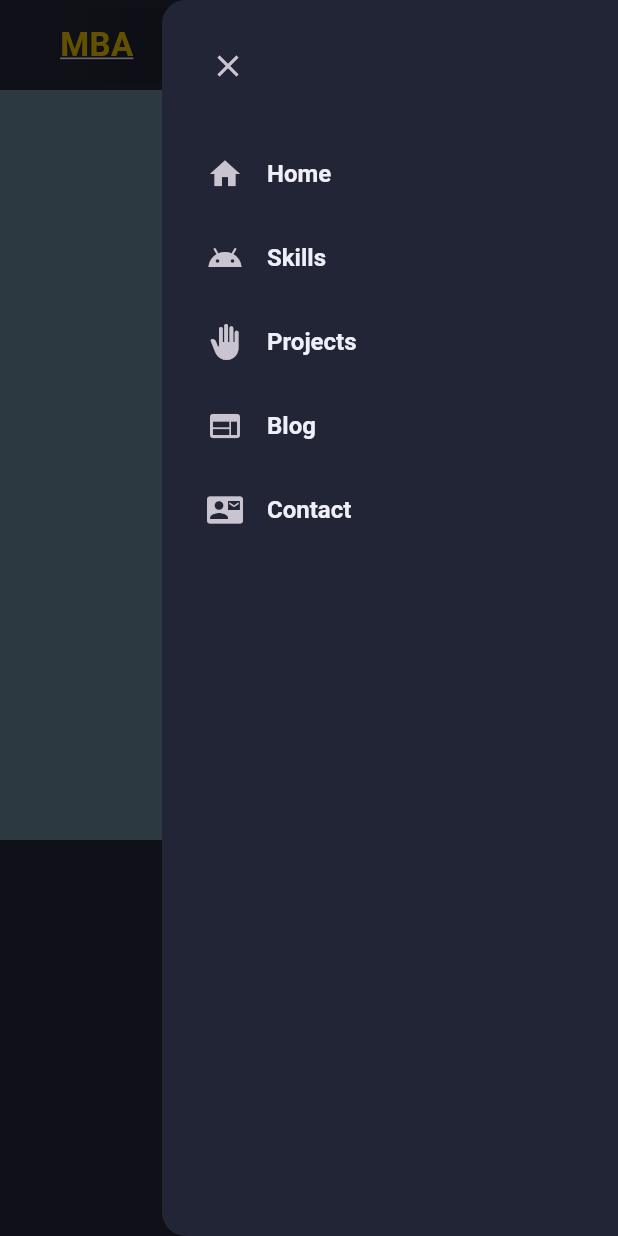
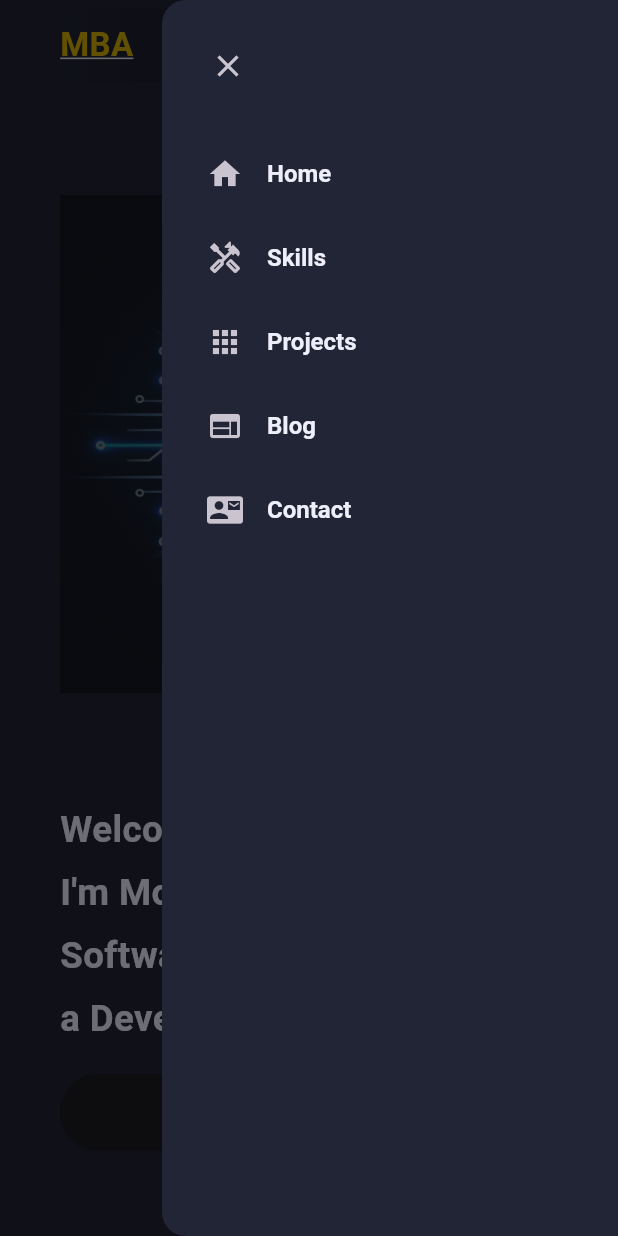
Before and after one commit to MBA-01/Flutter_Portfolio, a Flutter app: the screen it shows after launch, after a tap on the "menu" icon, on a phone screen of 412 x 824 dp. Run offline on Flutter 3.47's test engine with Material 3 defaults, Android fonts, the phone set to English and light mode, and no system bars.

Commit message:
Second Commit

```diff
--- a/lib/constants/nav_items.dart
+++ b/lib/constants/nav_items.dart
@@ -10,8 +10,8 @@ List<String> navTitles =[
 
 List<IconData> navIcons = [
   Icons.home,
-  Icons.android_outlined,
-  Icons.back_hand,
+  Icons.handyman_outlined,
+  Icons.apps,
   Icons.web,
   Icons.quick_contacts_mail,
 ];
--- a/lib/pages/home_page.dart
+++ b/lib/pages/home_page.dart
@@ -3,24 +3,35 @@ import 'package:portfolio/constants/colors.dart';
 import 'package:portfolio/constants/size.dart';
 import 'package:portfolio/widgets/drawer_mobile.dart';
 import 'package:portfolio/widgets/header_mobile.dart';
+import 'package:portfolio/widgets/skills_desktop.dart';
 
 import '../widgets/header_desktop.dart';
-
+import '../widgets/main_desktop.dart';
+import '../widgets/main_mobile.dart';
 
 class HomePage extends StatefulWidget {
   const HomePage({super.key});
-
   @override
   State<HomePage> createState() => _HomePageState();
 }
 
 class _HomePageState extends State<HomePage> {
+
   final scaffoldKey = GlobalKey<ScaffoldState>();
+
   @override
+
   Widget build(BuildContext context) {
+
+    final screenSize = MediaQuery.of(context).size;
+    final screenWidth = screenSize.width;
+    final screenHeight = screenSize.height;
+
     return LayoutBuilder(
       builder: (context, constraints) {
+
         return Scaffold(
+
           key:scaffoldKey,
           backgroundColor: CustomColor.scaffoldBg,
           endDrawer: constraints.maxWidth>=kMinDesktopWidth?null : const DrawerMobile(),
@@ -28,6 +39,7 @@ class _HomePageState extends State<HomePage> {
           body: ListView(
             scrollDirection: Axis.vertical,
             children:[
+
               //Main
               if(constraints.maxWidth>=kMinDesktopWidth)
                 const HeaderDesktop() else
@@ -38,12 +50,24 @@ class _HomePageState extends State<HomePage> {
                 onLogoTap: (){},
               ),
 
+              if(constraints.maxWidth>=kMinDesktopWidth)
+                const MainDesktop()
+                else
+                  const MainMobile(),
 
               //Skills
               Container (
-                height: 500,
+                color: CustomColor.bgLight1,
                 width: double.maxFinite,
-                color: Colors.blueGrey,
+                padding: const EdgeInsets.fromLTRB(25, 20, 25, 60),
+                child: const Column(mainAxisSize: MainAxisSize.min , children: [
+                    //title
+                    Text("what I can do", style: TextStyle(fontSize: 24, fontWeight: FontWeight.bold, color: CustomColor.whitePrimary,),),
+                    SizedBox(height: 50),
+                    //platforms and skills
+                    SkillsDesktop(),
+                  ],
+                ),
               ),
 
               //Projects
--- a/lib/widgets/main_mobile.dart
+++ b/lib/widgets/main_mobile.dart
@@ -0,0 +1,68 @@
+import 'package:flutter/material.dart';
+import '../constants/colors.dart';
+
+class MainMobile extends StatelessWidget {
+  const MainMobile({super.key});
+
+  @override
+  Widget build(BuildContext context) {
+
+    final screenSize = MediaQuery.of(context).size;
+    final screenWidth = screenSize.width;
+    final screenHeight = screenSize.height;
+
+    return Container(
+
+      margin: const EdgeInsets.symmetric(horizontal: 40.0, vertical: 30.0),
+      height: screenHeight,
+      constraints: const BoxConstraints(minHeight: 560.0,),
+
+      child: Column(
+        mainAxisAlignment: MainAxisAlignment.start,
+        crossAxisAlignment: CrossAxisAlignment.start,
+        children: [
+
+          //avatar img
+          ShaderMask(
+            shaderCallback: (bounds) {
+              return LinearGradient(
+                  colors: [
+                    CustomColor.scaffoldBg.withOpacity(0.6),
+                    CustomColor.scaffoldBg.withOpacity(0.6)]
+              ).createShader(bounds);
+            },
+            blendMode: BlendMode.srcATop,
+            child: Image.asset(
+              "assets/my_flutter_avatar.webp",
+              width: screenWidth,
+              height: screenHeight/2,),
+          ),
+          const SizedBox(height: 30.0,),
+
+          //intro text
+          const Text("Welcome to My Website,\nI'm Mohamed El Bachrioui,\nSoftware Engineer and\na Development enthusiast",
+            textAlign: TextAlign.left,
+            style: TextStyle(
+
+              fontSize: 24.5,
+              height: 1.7,
+              fontWeight: FontWeight.bold,
+              color: CustomColor.whitePrimary,
+            ),
+          ),
+          const SizedBox(height: 16,),
+
+          // Contact btn
+          SizedBox(
+            width:1618.033988749895,
+            height: 50,
+            child: ElevatedButton(
+                onPressed: (){},
+                child: const Text("Get in touch")),
+          ),
+          //btn
+        ],
+      ),
+    );
+  }
+}
--- a/lib/widgets/skills_desktop.dart
+++ b/lib/widgets/skills_desktop.dart
@@ -0,0 +1,94 @@
+import 'package:flutter/material.dart';
+
+import '../constants/colors.dart';
+import '../constants/skill_items.dart';
+
+class SkillsDesktop extends StatelessWidget {
+  const SkillsDesktop({super.key});
+
+  @override
+  Widget build(BuildContext context) {
+    return Row(
+      crossAxisAlignment: CrossAxisAlignment.start,
+      mainAxisAlignment: MainAxisAlignment.center,
+      children: [
+        //platforms
+        ConstrainedBox(
+          constraints: const BoxConstraints(
+            maxWidth: 450,
+          ),
+          child: Wrap(
+            spacing: 5.0,
+            runSpacing: 5.0,
+            children: [
+              for(int i=0; i<programLanguageItems.length; i++)
+                Container(
+                  width: 200,
+                  decoration: BoxDecoration(
+                    color: CustomColor.bgLight2,
+                    borderRadius: BorderRadius.circular(5),
+                  ),
+                  child: ListTile(
+                    leading: Image.asset(programLanguageItems[i]["img"],
+                      width: 40.0,
+                      height: 40.0,
+                    ),
+                    title: Text(programLanguageItems[i]["title"]),
+                  ),
+                )
+            ],
+          ),
+        ),
+        const SizedBox(width: 50),
+
+        //skills
+        Flexible (
+          child: ConstrainedBox(
+            constraints: const BoxConstraints(
+              maxWidth: 500.0,
+            ),
+            child: Wrap(spacing: 10.0, runSpacing: 10.0, children: [
+                for (int i=0; i<platformItems.length; i++)
+                  Chip(
+                    padding: const EdgeInsets.symmetric(vertical: 12.0,horizontal: 16.0,),
+                    backgroundColor: CustomColor.bgLight2,
+                    label: Text(platformItems[i]["title"]),
+                    avatar: Image.asset(platformItems[i]["img"]),
+                  ),
+              ],
+            ),
+          ),
+        ),
+        const SizedBox(width: 50),
+
+        ConstrainedBox(
+          constraints: const BoxConstraints(
+            maxWidth: 450,
+          ),
+          child: Wrap(
+            spacing: 5.0,
+            runSpacing: 5.0,
+            children: [
+              for(int i=0; i<skillItems.length; i++)
+                Container(
+                  width: 300,
+                  decoration: BoxDecoration(
+                    color: CustomColor.bgLight2,
+                    borderRadius: BorderRadius.circular(5),
+                  ),
+                  child: ListTile(
+                    leading: Image.asset(skillItems[i]["img"],
+                      width: 100,
+                    ),
+                    title: Text(skillItems[i]["title"],),
+                  ),
+                )
+            ],
+          ),
+        ),
+        const SizedBox(width: 50),
+      ],
+    )
+    ;
+  }
+}
--- a/pubspec.yaml
+++ b/pubspec.yaml
@@ -59,7 +59,9 @@ flutter:
   uses-material-design: true
 
   # To add assets to your application, add an assets section, like this:
-  # assets:
+
+  assets:
+   - assets/
   #   - images/a_dot_burr.jpeg
   #   - images/a_dot_ham.jpeg
 
```
Also changed, not shown: lib/constants/skill_items.dart (+76 -0 lines), lib/widgets/main_desktop.dart (+58 -0 lines), assets/css.png (added), assets/docker.png (added).
